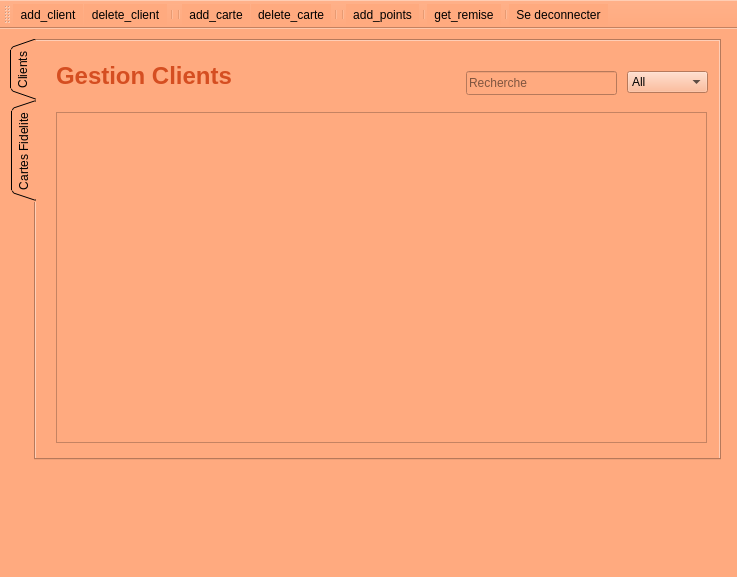
Old version of the form new_agency/gestion_aziz.ui in the repository nefissaKhiari/Smart_News_Agency_2A20.
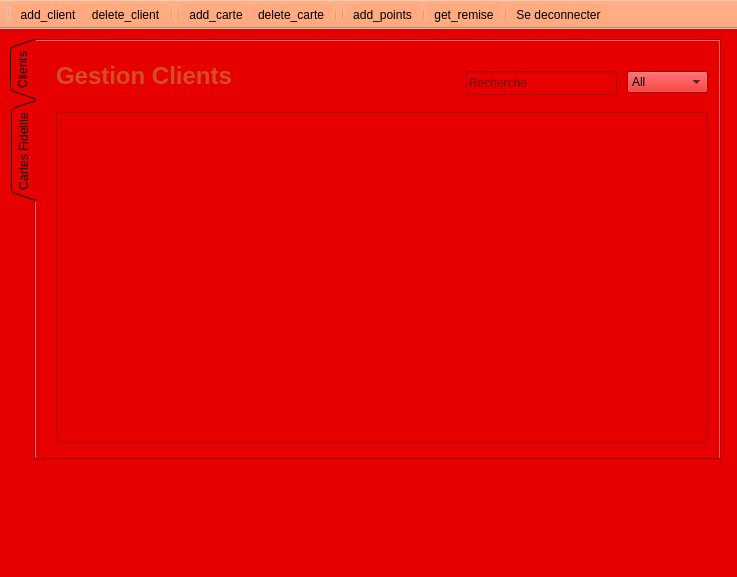
New version of the form. Icons and pictures are not drawn.

Patch:
```diff
--- a/new_agency/gestion_aziz.ui
+++ b/new_agency/gestion_aziz.ui
@@ -14,8 +14,8 @@
    <string>MainWindow</string>
   </property>
   <property name="styleSheet">
-   <string notr="true">background-color: rgb(255, 170, 127);
-background-image: url(:/new/prefix1/img/hand-painted-watercolor-background-with-sky-clouds-shape_24972-1095.jpg);</string>
+   <string notr="true">background-image: url(:/new/prefix1/img/maxresdefault.jpg);
+background-color: rgb(230, 0, 0);</string>
   </property>
   <widget class="QWidget" name="centralwidget">
    <widget class="QTabWidget" name="tabWidget">
```
Left out of the diff: 3 changed lines with no effect on the pictures.
